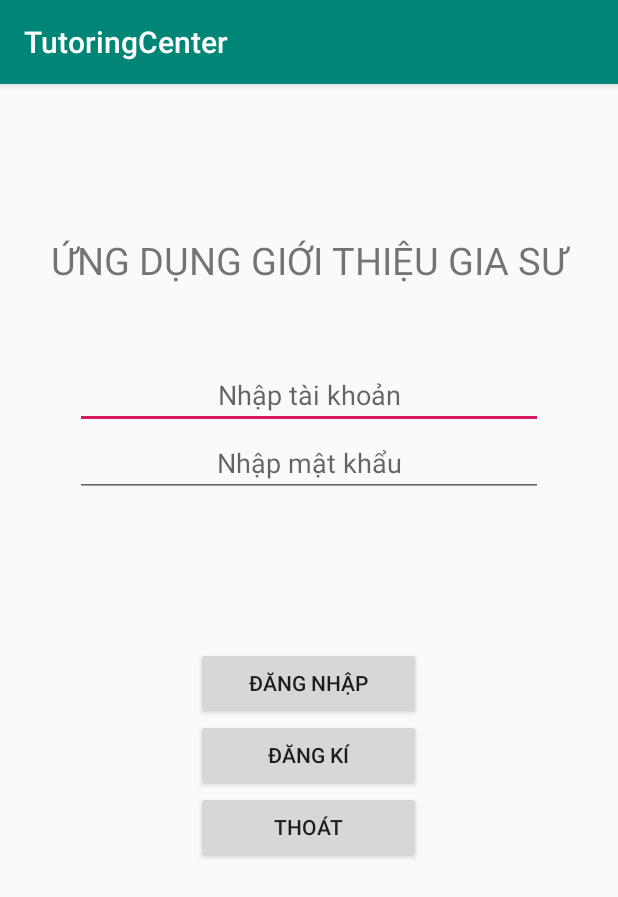
After one commit to dung290199/DA-CSHTTT-Mobile, an Android app: the LoginActivity screen opened directly, with no data from a screen before it, on a phone screen of 412 x 824 dp. The commit adds this screen. Shown: the top 897 px of the screen. Run offline under Robolectric (Android 15) with nearby library versions, the phone set to English and light mode, and no system bars.

Commit message:
App 15-04-2021

```diff
--- a/app/src/main/AndroidManifest.xml
+++ b/app/src/main/AndroidManifest.xml
@@ -9,13 +9,14 @@
         android:roundIcon="@mipmap/ic_launcher_round"
         android:supportsRtl="true"
         android:theme="@style/AppTheme">
-        <activity android:name=".MainActivity">
+        <activity android:name=".TrangchinhActivity">
             <intent-filter>
                 <action android:name="android.intent.action.MAIN" />
 
                 <category android:name="android.intent.category.LAUNCHER" />
             </intent-filter>
         </activity>
+        <activity android:name=".LoginActivity"/>
     </application>
 
 </manifest>
--- /dev/null
+++ b/app/src/main/java/com/tutoringcenter/ldnd/LoginActivity.java
@@ -0,0 +1,34 @@
+package com.tutoringcenter.ldnd;
+
+import androidx.appcompat.app.AppCompatActivity;
+
+import android.os.Bundle;
+import android.view.View;
+import android.widget.Button;
+import android.widget.EditText;
+import android.widget.ImageView;
+import android.widget.TextView;
+
+public class LoginActivity extends AppCompatActivity {
+    ImageView close,ok;
+    TextView tvten;
+    EditText edtUserName,edtPhone;
+Button dangNhap;
+    @Override
+    protected void onCreate(Bundle savedInstanceState) {
+        super.onCreate(savedInstanceState);
+        setContentView(R.layout.activity_login);
+        dangNhap();
+    }
+
+    private void dangNhap() {
+        dangNhap=findViewById(R.id.btn_login);
+        edtUserName=findViewById(R.id.edt_username);
+        dangNhap.setOnClickListener(new View.OnClickListener() {
+            @Override
+            public void onClick(View view) {
+                edtUserName.setText("loanbaby");
+            }
+        });
+    }
+}
--- a/app/src/main/java/com/tutoringcenter/ldnd/Trangchinh.java
+++ /dev/null
@@ -1,4 +0,0 @@
-package com.tutoringcenter.ldnd;
-
-public class Trangchinh {
-}
--- /dev/null
+++ b/app/src/main/res/layout/activity_login.xml
@@ -0,0 +1,58 @@
+<?xml version="1.0" encoding="utf-8"?>
+<LinearLayout xmlns:android="http://schemas.android.com/apk/res/android"
+    xmlns:app="http://schemas.android.com/apk/res-auto"
+    xmlns:tools="http://schemas.android.com/tools"
+    android:layout_width="match_parent"
+    android:layout_height="match_parent"
+    tools:context=".LoginActivity"
+    android:orientation="vertical">
+
+    <TextView
+        android:gravity="center"
+        android:textSize="25dp"
+        android:layout_marginTop="100sp"
+        android:layout_height="wrap_content"
+        android:layout_width="match_parent"
+        android:text="ỨNG DỤNG GIỚI THIỆU GIA SƯ"/>
+
+    <EditText
+        android:id="@+id/edt_username"
+        android:gravity="center"
+        android:layout_marginTop="50sp"
+        android:layout_marginHorizontal="50sp"
+        android:layout_height="wrap_content"
+        android:layout_width="match_parent"
+        android:hint="Nhập tài khoản"/>
+
+    <EditText
+        android:id="@+id/edt_password"
+        android:gravity="center"
+        android:layout_marginHorizontal="50sp"
+        android:layout_height="wrap_content"
+        android:layout_width="match_parent"
+        android:hint="Nhập mật khẩu"/>
+
+    <Button
+        android:layout_gravity="center"
+        android:layout_marginTop="100sp"
+        android:id="@+id/btn_login"
+        android:layout_width="150sp"
+        android:layout_height="wrap_content"
+        android:text="Đăng nhập" />
+
+    <Button
+        android:layout_gravity="center"
+        android:id="@+id/btn_signup"
+        android:layout_width="150sp"
+        android:layout_height="wrap_content"
+        android:text="Đăng kí" />
+
+    <Button
+        android:id="@+id/btn_exit"
+        android:layout_width="150sp"
+        android:layout_height="wrap_content"
+        android:layout_gravity="center"
+        android:text="Thoát" />
+
+
+</LinearLayout>
```
Also changed, not shown: app/src/main/java/com/tutoringcenter/ldnd/Activity_AllTeacher.java (added, +112 -0 lines), app/src/main/java/com/tutoringcenter/ldnd/MainActivity.java (deleted, +0 -20 lines), app/src/main/java/com/tutoringcenter/ldnd/TrangchinhActivity.java (added, +31 -0 lines), app/src/main/res/layout/activity_all_teacher.xml (added, +24 -0 lines), app/src/main/res/layout/activity_capnhatthongtincanhan.xml (+5 -3 lines), app/src/main/res/layout/activity_dangki.xml (+5 -3 lines), app/src/main/res/layout/activity_danhsachdenchitiet.xml (+5 -3 lines), app/src/main/res/layout/activity_main.xml (deleted, +0 -123 lines), app/src/main/res/layout/activity_trangchinh.xml (+6 -4 lines).
